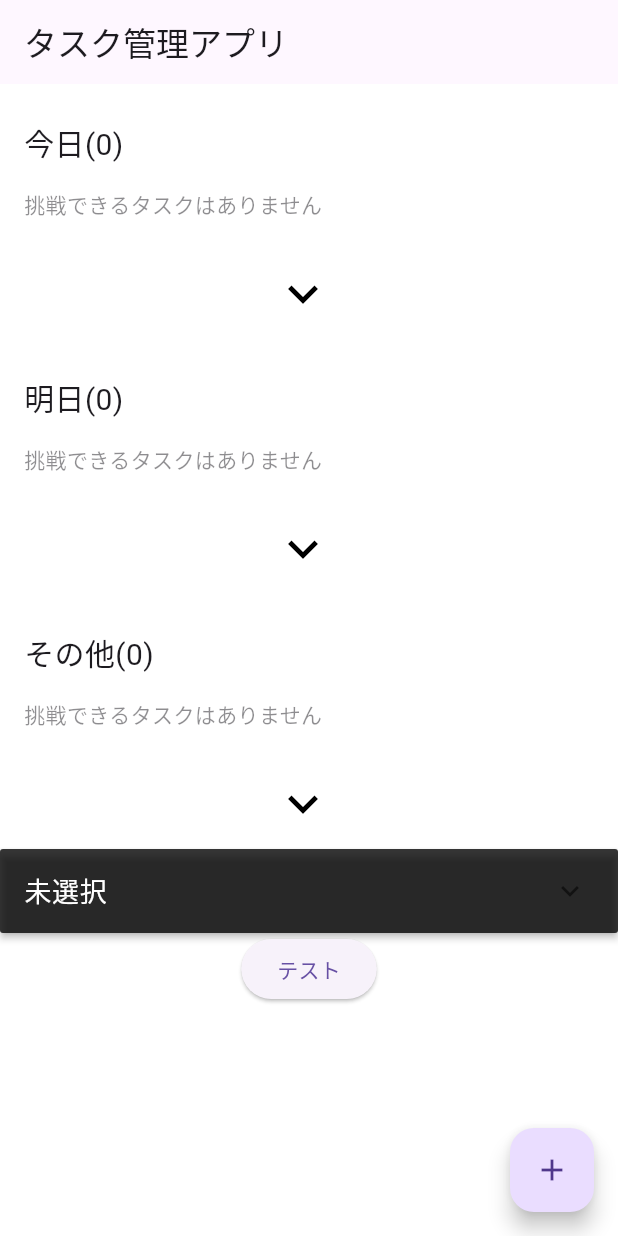
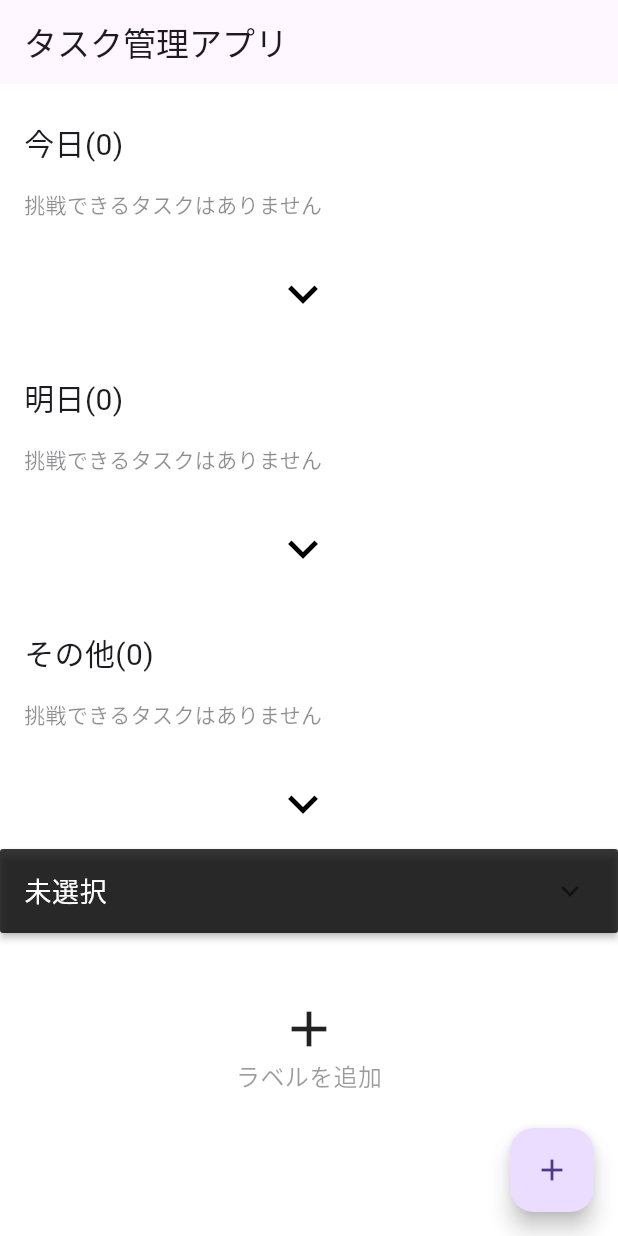
Before and after one commit to skyrinrin/flutter-practices, a Flutter app: the screen it shows after launch, on a phone screen of 412 x 824 dp. Run offline on Flutter 3.47's test engine with Material 3 defaults, Android fonts, the phone set to English and light mode, and no system bars; our stand-ins replace flutter_colorpicker, hooks_riverpod, shared_preferences; missing offline and left inert: dart:ffi.

Commit message:
'ラベル追加ボタンの導入とラベルタスクビューのタスクが無いときの表示処理'

```diff
--- a/task_app/lib/nextjob.txt
+++ b/task_app/lib/nextjob.txt
@@ -1,6 +1,9 @@
 次に行うべきこと
 
-・ラベル追加ボタンのレイアウト作成
+・タスク達成時の処理
+・タスク達成できなかった場合の処理
+・タスク、ラベルの削除ボタン
+
 
 ・仕様書などのマークダウン化
 ・通知設定
--- /dev/null
+++ b/task_app/lib/presentation/add_label_button.dart
@@ -0,0 +1,48 @@
+import 'package:flutter/material.dart';
+import 'add_label_window.dart';
+
+class AddLabelButton extends StatelessWidget {
+  @override
+  Widget build(BuildContext context) {
+    void popAddLabelWindow() {
+      showModalBottomSheet(
+        backgroundColor: Colors.white,
+        context: context,
+        builder: (context) => AddLabelWindow(),
+      );
+    }
+
+    return InkWell(
+      onTap: () => popAddLabelWindow(),
+
+      child: Container(
+        // height: 100,
+
+        // width: 200,
+        decoration: BoxDecoration(
+          // color: Colors.redAccent,
+          borderRadius: BorderRadius.circular(100),
+        ),
+
+        // child: Stack(
+        //   children: [
+        //     Icon(Icons.add, size: 40),
+        //     Text('ラベルを追加', style: TextStyle(fontSize: 20)),
+        //   ],
+        // ),
+        child: Column(
+          children: [
+            Icon(Icons.add, size: 40),
+            Text(
+              'ラベルを追加',
+              style: TextStyle(
+                fontSize: 16,
+                color: Color.fromARGB(100, 0, 0, 0),
+              ),
+            ),
+          ],
+        ),
+      ),
+    );
+  }
+}
--- a/task_app/lib/presentation/task_homeview.dart
+++ b/task_app/lib/presentation/task_homeview.dart
@@ -3,6 +3,7 @@ import 'package:flutter/src/widgets/framework.dart';
 import 'package:hooks_riverpod/hooks_riverpod.dart';
 import 'package:task_app/application/application.dart';
 import 'package:task_app/domain/label_domain.dart';
+import 'package:task_app/presentation/add_label_button.dart';
 import 'package:task_app/presentation/add_label_window.dart';
 import 'package:task_app/presentation/task_date_views.dart';
 import 'package:task_app/presentation/task_label_views.dart';
@@ -56,16 +57,18 @@ class TaskHomeview extends ConsumerWidget {
           TaskDateViews(number: 2),
           TaskLabelViews(),
           // テスト用
-          ElevatedButton(
-            onPressed: () {
-              // ここにコード
-              popAddLabelWindow();
-              // app.addLabel('テスト', 10, '234');
+          // ElevatedButton(
+          //   onPressed: () {
+          //     // ここにコード
+          //     popAddLabelWindow();
+          //     // app.addLabel('テスト', 10, '234');
 
-              // ラベル追加用ウィジェットを作りそちらに処理を任せる
-            },
-            child: Text('テスト'),
-          ),
+          //     // ラベル追加用ウィジェットを作りそちらに処理を任せる
+          //   },
+          //   child: Text('テスト'),
+          // ),
+          SizedBox(height: 44),
+          AddLabelButton(),
           SizedBox(height: 150),
         ],
       ),
--- a/task_app/lib/presentation/task_label_views.dart
+++ b/task_app/lib/presentation/task_label_views.dart
@@ -100,6 +100,7 @@ class _TaskLabelViewsState extends ConsumerState<TaskLabelViews> {
     // for (int i = 0; i < tasks.length; i ++) {
     //   if tasks[i].label == labels
     // }
+
     return ExpansionPanelList(
       expansionCallback: (int index, bool isExpanded) {
         setState(() {
@@ -111,6 +112,14 @@ class _TaskLabelViewsState extends ConsumerState<TaskLabelViews> {
           labelsTasks.entries.map((entry) {
             final Label label = entry.key;
             final List<Task> labelTasks = entry.value;
+            //
+            double panel_height = labelTasks.length * 104 + 24;
+            bool _isVisibility = false;
+            if (labelTasks.isEmpty) {
+              //ここら辺の処理はapplication層で任せるべきかも...
+              panel_height = 60;
+              _isVisibility = true;
+            }
             Color color = label.color.withAlpha(200);
 
             return ExpansionPanel(
@@ -129,7 +138,7 @@ class _TaskLabelViewsState extends ConsumerState<TaskLabelViews> {
               },
 
               body: Container(
-                height: labelTasks.length * 104 + 24,
+                height: panel_height,
                 // height: labelsTasksList.length * 1040,
                 // height: double.infinity,
                 width: double.infinity,
@@ -137,32 +146,64 @@ class _TaskLabelViewsState extends ConsumerState<TaskLabelViews> {
                 padding: EdgeInsets.only(top: 16),
 
                 // margin: EdgeInsets.only(top: -10),
-                child: ListView.builder(
+
+                // ここ
+                child: Stack(
+                  children: [
+                    Container(
+                      padding: EdgeInsets.only(left: 8),
+                      child: Visibility(
+                        visible: _isVisibility,
+                        child: Text(
+                          '挑戦できるタスクはありません',
+                          style: TextStyle(
+                            color: Color.fromARGB(9100, 0, 0, 0),
+                          ),
+                        ),
+                      ),
+                    ),
+                    //
+                    ListView.builder(
                       physics: NeverScrollableScrollPhysics(),
 
                       itemCount: labelTasks.length,
-                  itemBuilder:
-                  // (context, index) => Container(
-                  //   margin: EdgeInsets.only(right: 16, left: 16),
-                  //   child: ListView.builder(
-                  //     physics: NeverScrollableScrollPhysics(),
-                  //     shrinkWrap: true,
-                  //     itemCount: tasks.length, //ここも数が変わる
-                  //     itemBuilder: (BuildContext context, int i) {
-                  //       return TaskCard(
-                  //         // task: tasks[index], //ここでフィルタリングしたデータを表示しないといけない
-                  //         task: labelsTasksList[index], //ここがなんで動いているのかわからない
-                  //       );
-                  //     },
-                  //   ),
-                  // ),
-                  (context, i) {
+                      itemBuilder: (context, i) {
                         return Container(
                           margin: EdgeInsets.symmetric(horizontal: 16),
                           child: TaskCard(task: labelTasks[i]),
                         );
                       },
                     ),
+                  ],
+                ),
+
+                // ここ
+                // child: ListView.builder(
+                //   physics: NeverScrollableScrollPhysics(),
+
+                //   itemCount: labelTasks.length,
+                //   itemBuilder:
+                //   // (context, index) => Container(
+                //   //   margin: EdgeInsets.only(right: 16, left: 16),
+                //   //   child: ListView.builder(
+                //   //     physics: NeverScrollableScrollPhysics(),
+                //   //     shrinkWrap: true,
+                //   //     itemCount: tasks.length, //ここも数が変わる
+                //   //     itemBuilder: (BuildContext context, int i) {
+                //   //       return TaskCard(
+                //   //         // task: tasks[index], //ここでフィルタリングしたデータを表示しないといけない
+                //   //         task: labelsTasksList[index], //ここがなんで動いているのかわからない
+                //   //       );
+                //   //     },
+                //   //   ),
+                //   // ),
+                //   (context, i) {
+                //     return Container(
+                //       margin: EdgeInsets.symmetric(horizontal: 16),
+                //       child: TaskCard(task: labelTasks[i]),
+                //     );
+                // },
+                // ),
               ),
 
               // height: 300,
```
Lines whose indentation alone changed are shown as unchanged.
